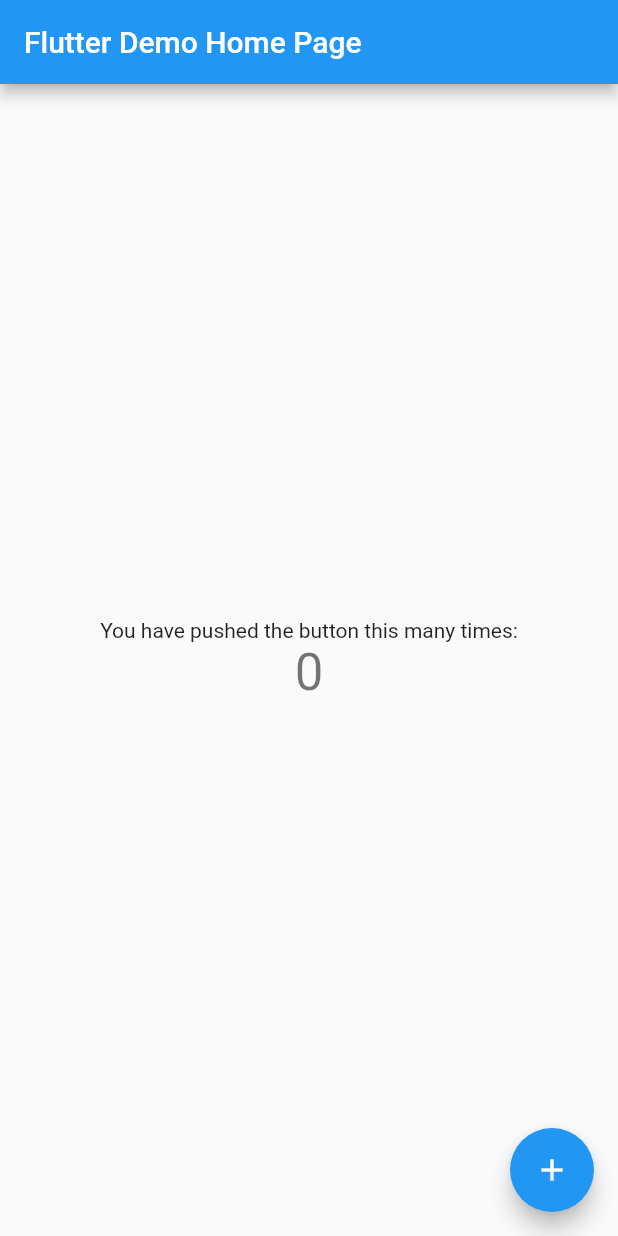
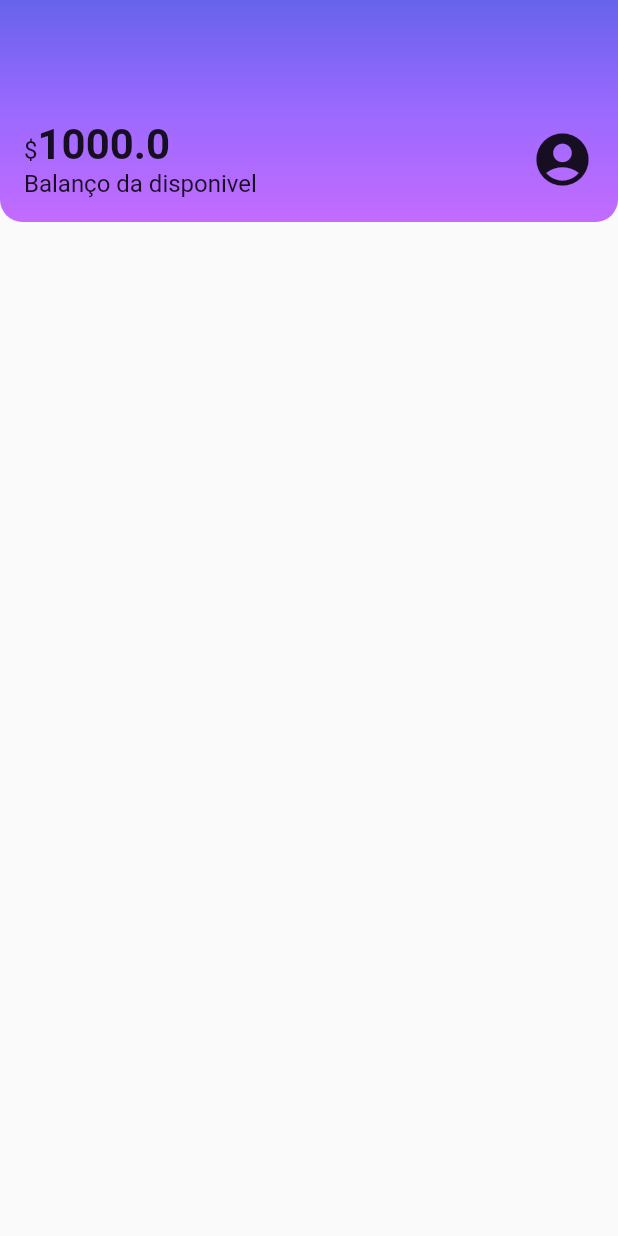
Before and after one commit to Cr-collab/alubank, a Flutter app: the screen it shows after launch, on a phone screen of 412 x 824 dp. Run offline on Flutter 3.47's test engine with Material 2 defaults, Android fonts, the phone set to English and light mode, and no system bars.

Commit message:
created header

```diff
--- /dev/null
+++ b/lib/components/sections/header.dart
@@ -0,0 +1,65 @@
+import 'package:flutter/cupertino.dart';
+import 'package:flutter/material.dart';
+import 'package:flutter/src/widgets/container.dart';
+import 'package:flutter/src/widgets/framework.dart';
+
+class Header extends StatelessWidget {
+  const Header({super.key});
+
+  @override
+  Widget build(BuildContext context) {
+    return Container(
+      decoration: BoxDecoration(
+          gradient: LinearGradient(
+            begin: Alignment.topCenter,
+            end: Alignment.bottomCenter,
+            colors: <Color>[
+              Color.fromRGBO(103, 99, 234, 1.0),
+              Color.fromRGBO(155, 105, 254, 1.0),
+              Color.fromRGBO(195, 107, 255, 1.0),
+            ],
+          ),
+          borderRadius: BorderRadius.vertical(
+            bottom: Radius.circular(15),
+          )),
+      child: Padding(
+        padding: const EdgeInsets.fromLTRB(16.0, 80.0, 16.0, 16.0),
+        child: Row(
+          mainAxisAlignment: MainAxisAlignment.spaceBetween,
+          children: <Widget>[
+            Column(
+              crossAxisAlignment: CrossAxisAlignment.start,
+              children: [
+                const Text.rich(
+                  TextSpan(
+                    text: '\$',
+                    style: TextStyle(
+                      fontSize: 16,
+                    ),
+                    children: <TextSpan>[
+                      TextSpan(
+                        text: '1000.0',
+                        style: TextStyle(
+                          fontSize: 28,
+                          fontWeight: FontWeight.bold,
+                        ),
+                      ),
+                    ],
+                  ),
+                ),
+                Text(
+                  'Balanço da disponivel',
+                  style: TextStyle(fontSize: 16),
+                ),
+              ],
+            ),
+            Icon(
+              Icons.account_circle,
+              size: 42,
+            )
+          ],
+        ),
+      ),
+    );
+  }
+}
--- a/lib/main.dart
+++ b/lib/main.dart
@@ -1,115 +1,19 @@
+import 'package:alubank/screens/home.dart';
 import 'package:flutter/material.dart';
 
 void main() {
-  runApp(const MyApp());
+  runApp(const Alubank());
 }
 
-class MyApp extends StatelessWidget {
-  const MyApp({super.key});
 
-  // This widget is the root of your application.
+class Alubank extends StatelessWidget {
+  const Alubank({super.key});
+
   @override
   Widget build(BuildContext context) {
     return MaterialApp(
-      title: 'Flutter Demo',
-      theme: ThemeData(
-        // This is the theme of your application.
-        //
-        // Try running your application with "flutter run". You'll see the
-        // application has a blue toolbar. Then, without quitting the app, try
-        // changing the primarySwatch below to Colors.green and then invoke
-        // "hot reload" (press "r" in the console where you ran "flutter run",
-        // or simply save your changes to "hot reload" in a Flutter IDE).
-        // Notice that the counter didn't reset back to zero; the application
-        // is not restarted.
-        primarySwatch: Colors.blue,
-      ),
-      home: const MyHomePage(title: 'Flutter Demo Home Page'),
+      title: 'Alubank',
+      home: Home(),
     );
   }
 }
-
-class MyHomePage extends StatefulWidget {
-  const MyHomePage({super.key, required this.title});
-
-  // This widget is the home page of your application. It is stateful, meaning
-  // that it has a State object (defined below) that contains fields that affect
-  // how it looks.
-
-  // This class is the configuration for the state. It holds the values (in this
-  // case the title) provided by the parent (in this case the App widget) and
-  // used by the build method of the State. Fields in a Widget subclass are
-  // always marked "final".
-
-  final String title;
-
-  @override
-  State<MyHomePage> createState() => _MyHomePageState();
-}
-
-class _MyHomePageState extends State<MyHomePage> {
-  int _counter = 0;
-
-  void _incrementCounter() {
-    setState(() {
-      // This call to setState tells the Flutter framework that something has
-      // changed in this State, which causes it to rerun the build method below
-      // so that the display can reflect the updated values. If we changed
-      // _counter without calling setState(), then the build method would not be
-      // called again, and so nothing would appear to happen.
-      _counter++;
-    });
-  }
-
-  @override
-  Widget build(BuildContext context) {
-    // This method is rerun every time setState is called, for instance as done
-    // by the _incrementCounter method above.
-    //
-    // The Flutter framework has been optimized to make rerunning build methods
-    // fast, so that you can just rebuild anything that needs updating rather
-    // than having to individually change instances of widgets.
-    return Scaffold(
-      appBar: AppBar(
-        // Here we take the value from the MyHomePage object that was created by
-        // the App.build method, and use it to set our appbar title.
-        title: Text(widget.title),
-      ),
-      body: Center(
-        // Center is a layout widget. It takes a single child and positions it
-        // in the middle of the parent.
-        child: Column(
-          // Column is also a layout widget. It takes a list of children and
-          // arranges them vertically. By default, it sizes itself to fit its
-          // children horizontally, and tries to be as tall as its parent.
-          //
-          // Invoke "debug painting" (press "p" in the console, choose the
-          // "Toggle Debug Paint" action from the Flutter Inspector in Android
-          // Studio, or the "Toggle Debug Paint" command in Visual Studio Code)
-          // to see the wireframe for each widget.
-          //
-          // Column has various properties to control how it sizes itself and
-          // how it positions its children. Here we use mainAxisAlignment to
-          // center the children vertically; the main axis here is the vertical
-          // axis because Columns are vertical (the cross axis would be
-          // horizontal).
-          mainAxisAlignment: MainAxisAlignment.center,
-          children: <Widget>[
-            const Text(
-              'You have pushed the button this many times:',
-            ),
-            Text(
-              '$_counter',
-              style: Theme.of(context).textTheme.headline4,
-            ),
-          ],
-        ),
-      ),
-      floatingActionButton: FloatingActionButton(
-        onPressed: _incrementCounter,
-        tooltip: 'Increment',
-        child: const Icon(Icons.add),
-      ), // This trailing comma makes auto-formatting nicer for build methods.
-    );
-  }
-}
--- /dev/null
+++ b/lib/screens/home.dart
@@ -0,0 +1,19 @@
+import 'package:alubank/components/sections/header.dart';
+import 'package:flutter/cupertino.dart';
+import 'package:flutter/material.dart';
+
+class Home extends StatelessWidget {
+  const Home({super.key});
+
+  @override
+  Widget build(BuildContext context) {
+    return Scaffold(
+
+      body: Column(
+        children: <Widget>[
+          Header(),
+        ],
+      ),
+    );
+  }
+}
```
